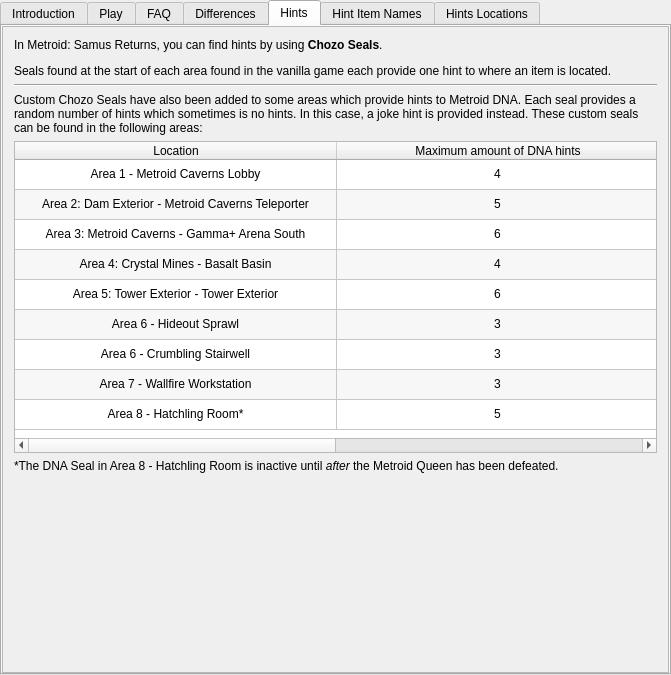
This is randovania/gui/ui_files/games_tab_samusreturns_widget.ui in randovania/randovania as Qt 5 draws it before an edit. The edited form follows.
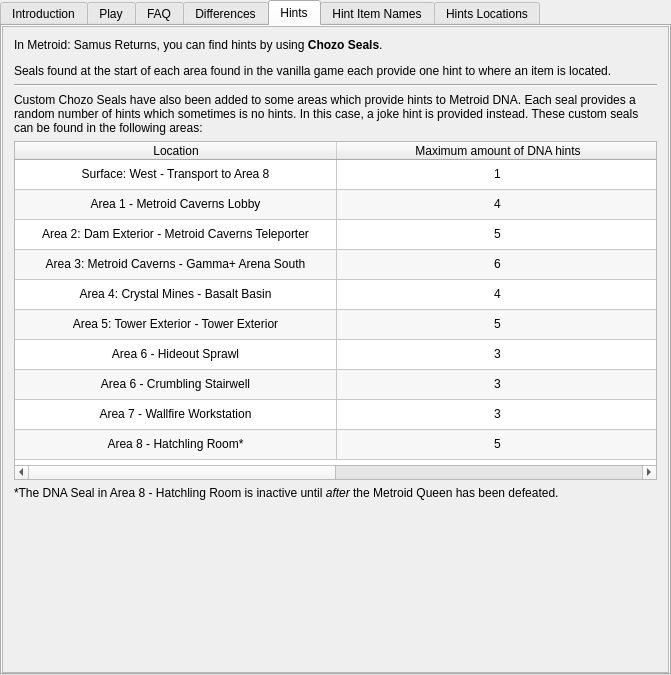
This is the edited form. The open tabs and pages were chosen to show the change. Custom widgets are drawn as their Qt base class.

Commit message: Adjust dna hints per seal and add surface seal

```diff
--- a/randovania/gui/ui_files/games_tab_samusreturns_widget.ui
+++ b/randovania/gui/ui_files/games_tab_samusreturns_widget.ui
@@ -247,7 +247,7 @@
           <property name="minimumSize">
            <size>
             <width>0</width>
-            <height>312</height>
+            <height>339</height>
            </size>
           </property>
           <property name="autoFillBackground">
@@ -266,7 +266,7 @@
            <bool>true</bool>
           </property>
           <property name="rowCount">
-           <number>9</number>
+           <number>10</number>
           </property>
           <property name="columnCount">
            <number>2</number>
@@ -349,6 +349,11 @@
             <string>New Row</string>
            </property>
           </row>
+          <row>
+           <property name="text">
+            <string>New Row</string>
+           </property>
+          </row>
           <column>
            <property name="text">
             <string>Location</string>
@@ -361,7 +366,7 @@
           </column>
           <item row="0" column="0">
            <property name="text">
-            <string>Area 1 - Metroid Caverns Lobby</string>
+            <string>Surface: West - Transport to Area 8</string>
            </property>
            <property name="textAlignment">
             <set>AlignCenter</set>
@@ -369,7 +374,7 @@
           </item>
           <item row="0" column="1">
            <property name="text">
-            <string>4</string>
+            <string>1</string>
            </property>
            <property name="textAlignment">
             <set>AlignCenter</set>
@@ -377,7 +382,7 @@
           </item>
           <item row="1" column="0">
            <property name="text">
-            <string>Area 2: Dam Exterior - Metroid Caverns Teleporter</string>
+            <string>Area 1 - Metroid Caverns Lobby</string>
            </property>
            <property name="textAlignment">
             <set>AlignCenter</set>
@@ -385,7 +390,7 @@
           </item>
           <item row="1" column="1">
            <property name="text">
-            <string>5</string>
+            <string>4</string>
            </property>
            <property name="textAlignment">
             <set>AlignCenter</set>
@@ -393,7 +398,7 @@
           </item>
           <item row="2" column="0">
            <property name="text">
-            <string>Area 3: Metroid Caverns - Gamma+ Arena South</string>
+            <string>Area 2: Dam Exterior - Metroid Caverns Teleporter</string>
            </property>
            <property name="textAlignment">
             <set>AlignCenter</set>
@@ -401,7 +406,7 @@
           </item>
           <item row="2" column="1">
            <property name="text">
-            <string>6</string>
+            <string>5</string>
            </property>
            <property name="textAlignment">
             <set>AlignCenter</set>
@@ -409,7 +414,7 @@
           </item>
           <item row="3" column="0">
            <property name="text">
-            <string>Area 4: Crystal Mines - Basalt Basin</string>
+            <string>Area 3: Metroid Caverns - Gamma+ Arena South</string>
            </property>
            <property name="textAlignment">
             <set>AlignCenter</set>
@@ -417,7 +422,7 @@
           </item>
           <item row="3" column="1">
            <property name="text">
-            <string>4</string>
+            <string>6</string>
            </property>
            <property name="textAlignment">
             <set>AlignCenter</set>
@@ -425,7 +430,7 @@
           </item>
           <item row="4" column="0">
            <property name="text">
-            <string>Area 5: Tower Exterior - Tower Exterior</string>
+            <string>Area 4: Crystal Mines - Basalt Basin</string>
            </property>
            <property name="textAlignment">
             <set>AlignCenter</set>
@@ -433,7 +438,7 @@
           </item>
           <item row="4" column="1">
            <property name="text">
-            <string>6</string>
+            <string>4</string>
            </property>
            <property name="textAlignment">
             <set>AlignCenter</set>
@@ -441,7 +446,7 @@
           </item>
           <item row="5" column="0">
            <property name="text">
-            <string>Area 6 - Hideout Sprawl</string>
+            <string>Area 5: Tower Exterior - Tower Exterior</string>
            </property>
            <property name="textAlignment">
             <set>AlignCenter</set>
@@ -449,7 +454,7 @@
           </item>
           <item row="5" column="1">
            <property name="text">
-            <string>3</string>
+            <string>5</string>
            </property>
            <property name="textAlignment">
             <set>AlignCenter</set>
@@ -457,7 +462,7 @@
           </item>
           <item row="6" column="0">
            <property name="text">
-            <string>Area 6 - Crumbling Stairwell</string>
+            <string>Area 6 - Hideout Sprawl</string>
            </property>
            <property name="textAlignment">
             <set>AlignCenter</set>
@@ -473,7 +478,7 @@
           </item>
           <item row="7" column="0">
            <property name="text">
-            <string>Area 7 - Wallfire Workstation</string>
+            <string>Area 6 - Crumbling Stairwell</string>
            </property>
            <property name="textAlignment">
             <set>AlignCenter</set>
@@ -489,13 +494,29 @@
           </item>
           <item row="8" column="0">
            <property name="text">
-            <string>Area 8 - Hatchling Room*</string>
+            <string>Area 7 - Wallfire Workstation</string>
            </property>
            <property name="textAlignment">
             <set>AlignCenter</set>
            </property>
           </item>
           <item row="8" column="1">
+           <property name="text">
+            <string>3</string>
+           </property>
+           <property name="textAlignment">
+            <set>AlignCenter</set>
+           </property>
+          </item>
+          <item row="9" column="0">
+           <property name="text">
+            <string>Area 8 - Hatchling Room*</string>
+           </property>
+           <property name="textAlignment">
+            <set>AlignCenter</set>
+           </property>
+          </item>
+          <item row="9" column="1">
            <property name="text">
             <string>5</string>
            </property>
```
